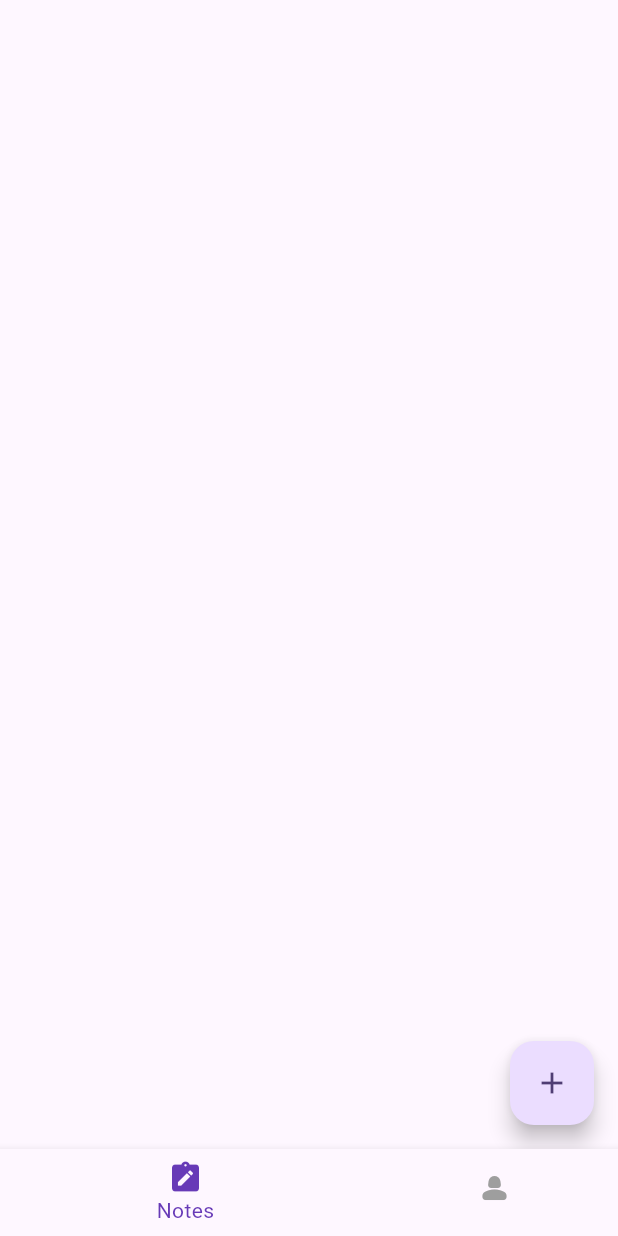
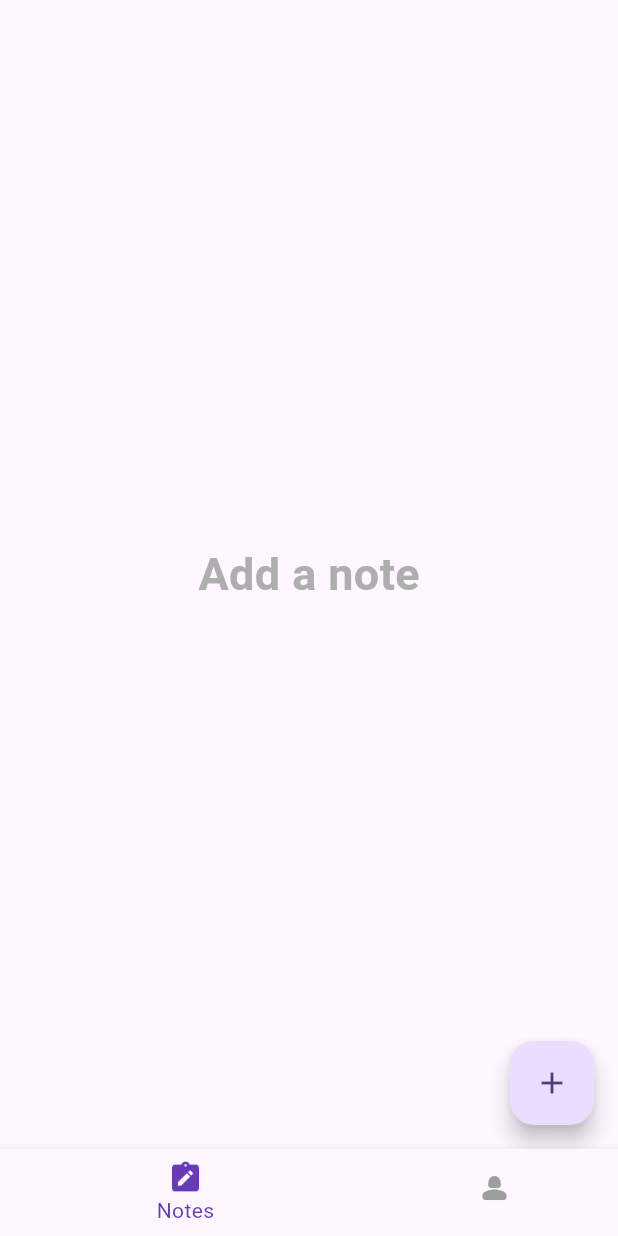
Before and after one commit to sharvesh300/todo, a Flutter app: the screen it shows once a user with an empty profile is signed in, on a phone screen of 412 x 824 dp. Run offline on Flutter 3.47's test engine with Material 3 defaults, Android fonts, the phone set to English and light mode, and no system bars; our stand-ins replace bloc, cloud_firestore, equatable, firebase_auth, firebase_core, flutter_bloc and 1 more; accounts and stored records are empty; network calls fail.

Commit message:
bug fixes

```diff
--- a/lib/main.dart
+++ b/lib/main.dart
@@ -3,6 +3,7 @@ import 'package:flutter/material.dart';
 import 'package:firebase_core/firebase_core.dart';
 import 'package:flutter_bloc/flutter_bloc.dart';
 import 'package:note/buisness_logic/auth/auth_cubit.dart';
+import 'package:note/data/models/userModel.dart';
 import 'package:note/data/repository/signIn/signRep.dart';
 import 'package:note/presentation/authentication/signIn.dart';
 import 'package:note/presentation/home/homePage.dart';
@@ -31,7 +32,7 @@ class MyApp extends StatelessWidget {
       debugShowCheckedModeBanner: false,
       title: 'Flutter Demo',
       theme: ThemeData(
-       primaryColor: Colors.deepPurple,
+        primaryColor: Colors.deepPurple,
         colorScheme: ColorScheme.fromSeed(seedColor: Colors.deepPurple),
         useMaterial3: true,
       ),
@@ -41,8 +42,11 @@ class MyApp extends StatelessWidget {
           stream: rep.firebaseAuth.authStateChanges(),
           builder: (BuildContext context, AsyncSnapshot snapshot) {
             if (snapshot.data == null) {
+              print(snapshot.data);
+
               return SignInPage();
             } else {
+
               return Homepage();
             }
           },
--- a/lib/presentation/authentication/login.dart
+++ b/lib/presentation/authentication/login.dart
@@ -60,6 +60,8 @@ class LoginPage extends StatelessWidget {
                   Padding(
                     padding: const EdgeInsets.only(left: 25.0, right: 25),
                     child: TextField(
+                      textInputAction: TextInputAction.next,
+                      keyboardType: TextInputType.emailAddress,
                       controller: emailController,
                       decoration: InputDecoration(
                           prefixIcon: Icon(Icons.mail),
@@ -73,6 +75,7 @@ class LoginPage extends StatelessWidget {
                   Padding(
                     padding: const EdgeInsets.only(left: 25.0, right: 25),
                     child: TextField(
+                      obscureText: true,
                       controller: passController,
                       decoration: InputDecoration(
                           prefixIcon: Icon(Icons.lock),
--- a/lib/presentation/home/homePage.dart
+++ b/lib/presentation/home/homePage.dart
@@ -1,7 +1,10 @@
 import 'package:cloud_firestore/cloud_firestore.dart';
 import 'package:firebase_auth/firebase_auth.dart';
 import 'package:flutter/material.dart';
+import 'package:flutter_bloc/flutter_bloc.dart';
+import 'package:note/buisness_logic/auth/auth_cubit.dart';
 import 'package:note/data/models/noteModel.dart';
+import 'package:note/data/models/userModel.dart';
 import 'package:note/data/repository/signIn/signRep.dart';
 import 'package:note/presentation/home/note_page.dart';
 import 'package:note/presentation/home/profile.dart';
@@ -9,6 +12,8 @@ import 'package:note/presentation/widgets/note_card.dart';
 
 class Homepage extends StatefulWidget {
   Homepage({super.key});
+
+
 
   @override
   State<Homepage> createState() => _HomepageState();
@@ -23,16 +28,20 @@ class _HomepageState extends State<Homepage> {
     });
   }
 
-  List<Widget> options = [
-     NotePage(),
-     ProfilePage()
-  ];
 
   @override
   Widget build(BuildContext context) {
+    final user = FirebaseAuth.instance.currentUser;
+    List<Widget> options = [
+      NotePage(),
+      ProfilePage(
+        model: UserModel(id: user?.uid,email: user?.email,userName: user?.displayName),
+      )
+    ];
+
     return Scaffold(
         bottomNavigationBar: BottomNavigationBar(
-              enableFeedback: true,
+          enableFeedback: true,
           unselectedItemColor: Colors.grey,
           type: BottomNavigationBarType.shifting,
           currentIndex: _selectedIndex,
--- a/lib/presentation/home/note_page.dart
+++ b/lib/presentation/home/note_page.dart
@@ -3,6 +3,7 @@ import 'package:firebase_auth/firebase_auth.dart';
 import 'package:flutter/material.dart';
 import 'package:flutter/widgets.dart';
 import 'package:flutter_bloc/flutter_bloc.dart';
+import 'package:note/buisness_logic/auth/auth_cubit.dart';
 import 'package:note/buisness_logic/note_bloc/bloc/note_bloc.dart';
 import 'package:note/data/models/noteModel.dart';
 import 'package:note/presentation/home/edit_page.dart';
@@ -14,6 +15,8 @@ class NotePage extends StatelessWidget {
 
   @override
   Widget build(BuildContext context) {
+    final stateA = BlocProvider.of<AuthCubit>(context).state;
+    print(stateA);
     return Scaffold(
       floatingActionButton: FloatingActionButton(
         onPressed: () {
@@ -39,7 +42,8 @@ class NotePage extends StatelessWidget {
                   child: CircularProgressIndicator(),
                 );
               }
-              if (snapshot.hasData) {
+              if (snapshot.data?.docs.length != 0) {
+                print(snapshot.data?.docs.length);
                 return GridView(
                   gridDelegate: SliverGridDelegateWithFixedCrossAxisCount(
                       crossAxisCount: 2),
@@ -63,12 +67,9 @@ class NotePage extends StatelessWidget {
                       .toList(),
                 );
               }
-              if (snapshot.hasData == false) {
-                return Center(
-                  child: Text("No note available"),
-                );
-              }
-              return Text("hi");
+              print(snapshot.data?.docs.length);
+              print(snapshot.hasData);
+              return Center(child: Text("Add a note",style: TextStyle(fontSize: 30,fontWeight: FontWeight.w600,color: const Color.fromARGB(255, 174, 174, 174)),));
             }),
       ),
     );
--- a/pubspec.yaml
+++ b/pubspec.yaml
@@ -42,6 +42,7 @@ dependencies:
   flutter_bloc: ^8.1.6
   lottie: ^3.1.2
   equatable: ^2.0.5
+  google_sign_in: ^6.2.1
 
 dev_dependencies:
   flutter_test:
@@ -52,7 +53,7 @@ dev_dependencies:
   # activated in the `analysis_options.yaml` file located at the root of your
   # package. See that file for information about deactivating specific lint
   # rules and activating additional ones.
-  flutter_lints: ^3.0.0
+
 
 # For information on the generic Dart part of this file, see the
 # following page: https://dart.dev/tools/pub/pubspec
```
Also changed, not shown: lib/data/repository/signIn/signRep.dart (+12 -1 lines), lib/presentation/authentication/signIn.dart (+6 -1 lines), lib/presentation/home/edit_page.dart (+16 -19 lines), lib/presentation/home/profile.dart (+5 -3 lines), lib/presentation/widgets/note_card.dart (+15 -5 lines), pubspec.lock, 1 other file.
